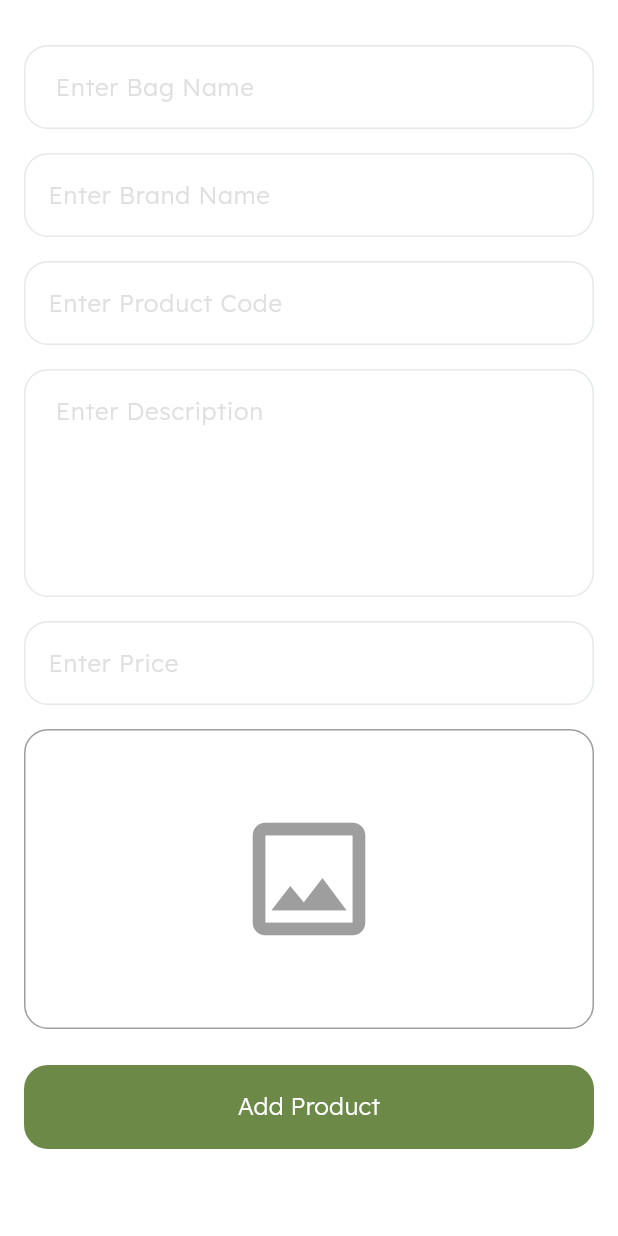
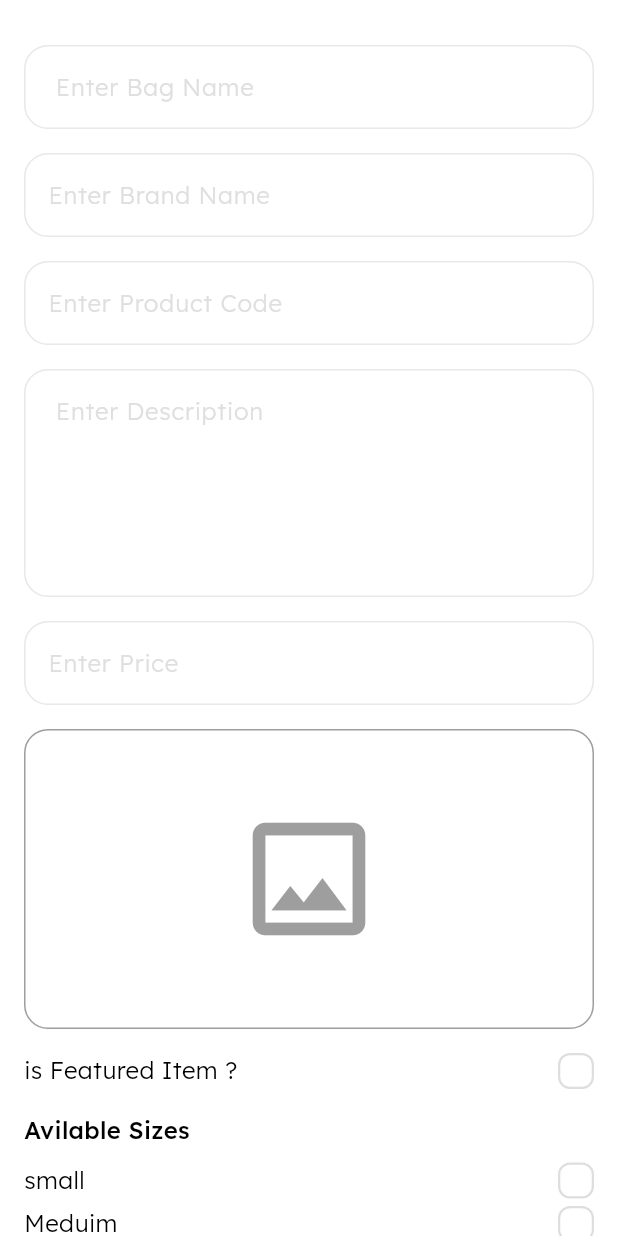
Before and after one commit to Tala-foqha/bag_store_dashboard, a Flutter app: the AddProductView screen opened by its route, on a phone screen of 412 x 824 dp. Run offline on Flutter 3.47's test engine with Material 3 defaults, Android fonts, the light colour scheme and no system bars; drawn by our look-alikes of modal_progress_hud_nsn, skeletonizer; our stand-ins replace bloc, cloud_firestore, dartz, firebase_core, flutter_bloc, flutter_svg and 3 more; accounts and stored records are empty.

Commit message:
review model done

```diff
--- a/lib/features/add_products/data/models/add_product_model.dart
+++ b/lib/features/add_products/data/models/add_product_model.dart
@@ -2,6 +2,7 @@
 import 'dart:io';
 
 import 'package:bag_store_dash_board/features/add_products/domain/entites/add_product_entity.dart';
+import 'package:flutter/widgets.dart';
 
 class AddProductModel {
    final String bagName;
@@ -10,22 +11,31 @@ class AddProductModel {
   final String price;
   final File image;
    String ?imageUrl;
+ final List<String>size;
+ final num avgRating=0;
+ final num ratingCount=0;
 
-  AddProductModel({required this.bagName,
+  AddProductModel(  {required this.bagName,
   required this.brandName,
   required this.description,
    required this.price,
    required this.image,
-   this.imageUrl
+   this.imageUrl,
+   required this.size,
+
+
+
+
    });
    factory AddProductModel.fromEntity(AddProductEntity addProductEntity){
     return AddProductModel(
+
       bagName: addProductEntity.bagName,
      brandName: addProductEntity.brandName,
      description: addProductEntity.description,
       price: addProductEntity.price,
       image: addProductEntity.image,
-      imageUrl: addProductEntity.imageUrl);
+      imageUrl: addProductEntity.imageUrl, size: addProductEntity.size);
    }
    toJson(){
     return {
@@ -33,6 +43,7 @@ class AddProductModel {
     'brandName':brandName,
     'description':description,
     'price':price,
+    'size':size,
 
   'imageUrl':imageUrl
 
--- a/lib/features/add_products/domain/entites/add_product_entity.dart
+++ b/lib/features/add_products/domain/entites/add_product_entity.dart
@@ -8,13 +8,17 @@ class AddProductEntity {
   final String price;
   final File image;
    String ?imageUrl;
+    final List<String>size;
+ final num avgRating=0;
+ final num ratingCount=0;
 
-  AddProductEntity({
+  AddProductEntity( {
   required this.bagName,
   required this.brandName,
   required this.description,
   required this.price,
    required this.image,
-    this.imageUrl
+    this.imageUrl,
+    required this.size,
    });
 }
--- /dev/null
+++ b/lib/features/add_products/presentation/views/custom_check_box.dart
@@ -0,0 +1,35 @@
+// features/add_products/presentation/views/custom_check_box.dart
+import 'package:bag_store_dash_board/core/utils/app_colors.dart';
+import 'package:flutter/material.dart';
+
+
+class CustomCheckBox extends StatelessWidget {
+  const CustomCheckBox({super.key, required this.isChecked, required this.onChecked});
+final bool isChecked;
+final ValueChanged<bool>onChecked;
+  @override
+  Widget build(BuildContext context) {
+    return GestureDetector(
+      onTap: () {
+        onChecked(!isChecked);
+      },
+      child: AnimatedContainer(
+        width: 24,
+        height: 24,
+        duration: Duration(milliseconds: 300),
+      decoration:ShapeDecoration(
+
+        color:isChecked?AppColors.primaryColor: Colors.white,
+        shape: RoundedRectangleBorder(
+          side: BorderSide(
+            width: 1.5,
+            color:isChecked?Colors.transparent: Color(0xffDDDFDF),
+          ),
+          borderRadius: BorderRadius.circular(8)
+        )
+        ),
+        child:isChecked?Icon(Icons.check,color: Colors.white,):SizedBox(),
+       ),
+    );
+  }
+}
--- /dev/null
+++ b/lib/features/add_products/presentation/views/is_featured_checked_box.dart
@@ -0,0 +1,52 @@
+// features/add_products/presentation/views/is_featured_checked_box.dart
+
+
+
+import 'package:bag_store_dash_board/core/utils/app_styles.dart';
+import 'package:bag_store_dash_board/features/add_products/presentation/views/custom_check_box.dart';
+import 'package:flutter/material.dart';
+
+class IsFeaturesCheckedBox extends StatefulWidget {
+  const IsFeaturesCheckedBox({super.key, required this.onChange});
+  final ValueChanged<bool> onChange;
+
+  @override
+  State<IsFeaturesCheckedBox> createState() => _IsFeaturedCheckedBox();
+}
+
+class _IsFeaturedCheckedBox extends State<IsFeaturesCheckedBox> {
+  bool isTermsAccepted=false;
+  @override
+  Widget build(BuildContext context) {
+    return Row(
+      children: [
+         Text.rich(
+             TextSpan(
+               children: [
+                 TextSpan(
+                   text: 'is Featured Item ?',
+                   style: AppStyles.Light16.copyWith(
+                     color:Colors.black,
+                   ),
+                 )
+               ],
+             ),
+             textAlign: TextAlign.right,
+           ),
+
+        Expanded(child: SizedBox(width: 16,)),
+       CustomCheckBox(isChecked:isTermsAccepted ,
+       onChecked: (value) {
+        widget.onChange(value);
+        isTermsAccepted=value;
+        setState(() {
+        });
+
+       },
+       ),
+
+
+      ],
+    );
+  }
+}
--- a/lib/features/add_products/presentation/views/widgets/add_product_view_body.dart
+++ b/lib/features/add_products/presentation/views/widgets/add_product_view_body.dart
@@ -2,11 +2,15 @@
 import 'dart:io';
 
 import 'package:bag_store_dash_board/core/helper_function/build_error_bar.dart';
+import 'package:bag_store_dash_board/core/utils/app_styles.dart';
 import 'package:bag_store_dash_board/core/widgets/custom_button.dart';
 import 'package:bag_store_dash_board/core/widgets/custom_text_field.dart';
+import 'package:bag_store_dash_board/core/widgets/customer_checked_box.dart';
 import 'package:bag_store_dash_board/features/add_products/domain/entites/add_product_entity.dart';
 import 'package:bag_store_dash_board/features/add_products/presentation/manager/add_product/add_product_cubit.dart';
+import 'package:bag_store_dash_board/features/add_products/presentation/views/is_featured_checked_box.dart';
 import 'package:bag_store_dash_board/features/add_products/presentation/views/widgets/add_products_text_field.dart';
+import 'package:bag_store_dash_board/features/add_products/presentation/views/widgets/avilable_size.dart';
 import 'package:bag_store_dash_board/features/add_products/presentation/views/widgets/image_field.dart';
 import 'package:flutter/material.dart';
 import 'package:flutter_bloc/flutter_bloc.dart';
@@ -31,7 +35,11 @@ class _AddProductViewBodyState extends State<AddProductViewBody> {
                 final TextEditingController newPriceController=TextEditingController();
      final TextEditingController productCodeController=TextEditingController();
      File ?image;
-
+bool isFeatured=false;
+bool isSmall=false;
+bool isLarge=false;
+bool isMeduim=false;
+List<String>SelectSize=[];
 
 
 
@@ -41,6 +49,8 @@ class _AddProductViewBodyState extends State<AddProductViewBody> {
       child: Padding(
         padding: const EdgeInsets.symmetric(horizontal: 16),
         child: Column(
+          mainAxisAlignment: MainAxisAlignment.start,
+          crossAxisAlignment: CrossAxisAlignment.start,
 
           children: [
             SizedBox(height:30 ,),
@@ -56,18 +66,66 @@ class _AddProductViewBodyState extends State<AddProductViewBody> {
                   this.image=image;
 
                   },),
+                  SizedBox(height: 16,),
+                  IsFeaturesCheckedBox(onChange: (bool value) {
+                    isFeatured=value;
+                    setState(() {
+
+                    });
+
+                   },),
+                  SizedBox(height: 16,),
+
+                  Text('Avilable Sizes',style: AppStyles.meduim16.copyWith(
+                    color: Colors.black
+                  ),),
+                  SizedBox(height: 10,),
+                  Column(
+                    children: [
+                      AvilableSize(onChange: (value){
+                        isSmall=value;
+                        setState(() {
+
+                        });
+                      }, text: 'small'),
+                      SizedBox(height: 5,),
+
+                       AvilableSize(onChange: (value){
+                        isMeduim=value;
+                        setState(() {
+
+                        });
+                      }, text: 'Meduim'),
+                       SizedBox(height: 5,),
+
+                       AvilableSize(onChange: (value){
+                        isLarge=value;
+                        setState(() {
+
+                        });
+                      }, text: 'Large'),
+
+
+
+
+                    ],
+
+                  ),
+
+
                   SizedBox(height: 24,),
                   CustomButton(text: 'Add Product', onPressed: (){
                     if(image!=null){
                       if(formKey.currentState!.validate()){
                         formKey.currentState!.save();
+                        geSize();
 
                        AddProductEntity input=AddProductEntity(
                          bagName: BagController.text,
                         brandName: brandNameController.text,
                         description: DescriptionController.text,
                          price: priceController.text,
-                          image: image!);
+                          image: image!, size: SelectSize);
                           context.read<AddProductCubit>().addProduct(input);
                       }else{
                         autovalidateMode=AutovalidateMode.always;
@@ -85,5 +143,12 @@ class _AddProductViewBodyState extends State<AddProductViewBody> {
         ),
       ),
     );
+
+
+  }
+  geSize(){
+    if(isSmall) SelectSize.add('small');
+     if(isMeduim) SelectSize.add('Meduim');
+     if(isLarge)SelectSize.add('Large');
   }
 }
--- /dev/null
+++ b/lib/features/add_products/presentation/views/widgets/avilable_size.dart
@@ -0,0 +1,53 @@
+// features/add_products/presentation/views/widgets/avilable_size.dart
+
+
+
+import 'package:bag_store_dash_board/core/utils/app_styles.dart';
+import 'package:bag_store_dash_board/features/add_products/presentation/views/custom_check_box.dart';
+import 'package:flutter/material.dart';
+
+class AvilableSize extends StatefulWidget {
+  const AvilableSize({super.key, required this.onChange, required this.text});
+  final ValueChanged<bool> onChange;
+  final String text;
+
+  @override
+  State<AvilableSize> createState() => _AvilableSize();
+}
+
+class _AvilableSize extends State<AvilableSize> {
+  bool isTermsAccepted=false;
+  @override
+  Widget build(BuildContext context) {
+    return Row(
+      children: [
+         Text.rich(
+             TextSpan(
+               children: [
+                 TextSpan(
+                   text: widget.text,
+                   style: AppStyles.Light16.copyWith(
+                     color:Colors.black,
+                   ),
+                 )
+               ],
+             ),
+             textAlign: TextAlign.right,
+           ),
+
+        Expanded(child: SizedBox(width: 16,)),
+       CustomCheckBox(isChecked:isTermsAccepted ,
+       onChecked: (value) {
+        widget.onChange(value);
+        isTermsAccepted=value;
+        setState(() {
+        });
+
+       },
+       ),
+
+
+      ],
+    );
+  }
+}
--- a/pubspec.yaml
+++ b/pubspec.yaml
@@ -43,6 +43,7 @@ dependencies:
   flutter_bloc: ^9.1.1
   cloud_firestore: ^5.6.9
   modal_progress_hud_nsn: ^0.5.1
+  flutter_svg: ^2.2.0
 
 dev_dependencies:
   flutter_test:
@@ -67,8 +68,8 @@ flutter:
   uses-material-design: true
 
   # To add assets to your application, add an assets section, like this:
-  # assets:
-  #   - images/a_dot_burr.jpeg
+  assets:
+    - assets/images/
   #   - images/a_dot_ham.jpeg
 
   # An image asset can refer to one or more resolution-specific "variants", see
```
Also changed, not shown: lib/core/widgets/cheacked_box.dart (added, +42 -0 lines), lib/core/widgets/customer_checked_box.dart (added, +40 -0 lines), lib/features/add_products/domain/entites/review_entity.dart (+16 -0 lines), assets/images/check tick.svg (added), lib/features/add_products/data/models/review_model.dart (added), pubspec.lock.
